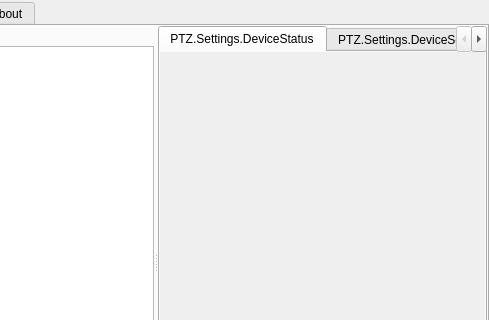
First picture: the form in src/settings.ui, repository glikely/obs-ptz, before the edit; both pictures show x 261 to 750 and y 0 to 320 of the 750 by 500 pixel window.
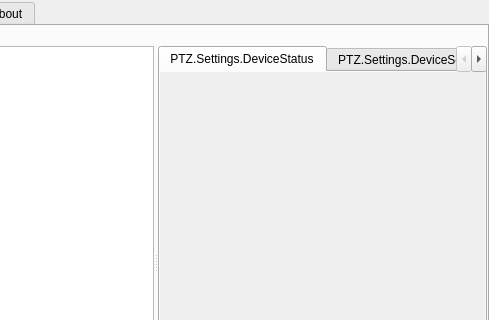
Second picture: the form after the edit. The open tabs and pages were chosen to show the change. Custom widgets are drawn as their Qt base class.

Commit message:
settings: add a status header that stays in view
Over the tabs, show a line of what is wanted at a glance, whichever tab
is showing: the device's name, whether it is connected, live, in the
preview or locked, and where it is (pan, tilt and zoom).

What changed in the file:
```diff
--- a/src/settings.ui
+++ b/src/settings.ui
@@ -253,6 +253,16 @@
            <property name="topMargin"><number>0</number></property>
            <property name="rightMargin"><number>0</number></property>
            <property name="bottomMargin"><number>0</number></property>
+           <item>
+            <widget class="QLabel" name="statusHeader">
+             <property name="textFormat">
+              <enum>Qt::TextFormat::RichText</enum>
+             </property>
+             <property name="textInteractionFlags">
+              <set>Qt::TextInteractionFlag::TextSelectableByMouse</set>
+             </property>
+            </widget>
+           </item>
            <item>
             <widget class="QTabWidget" name="deviceTabs">
              <widget class="QWidget" name="statusTab">
```
The commit also changes 3 other files.
